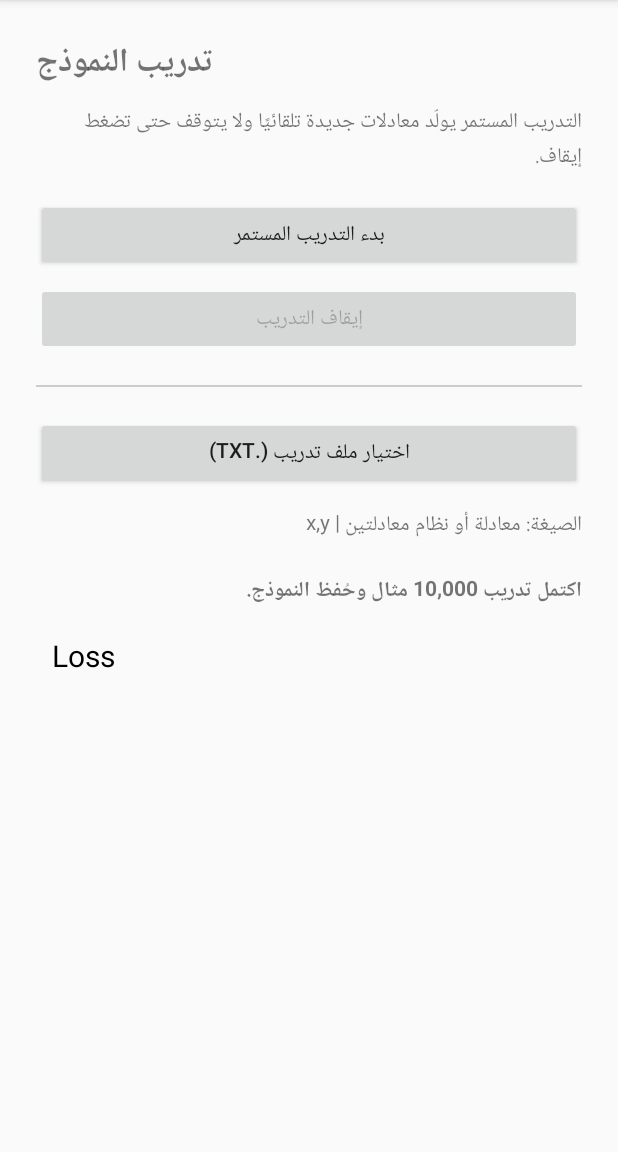
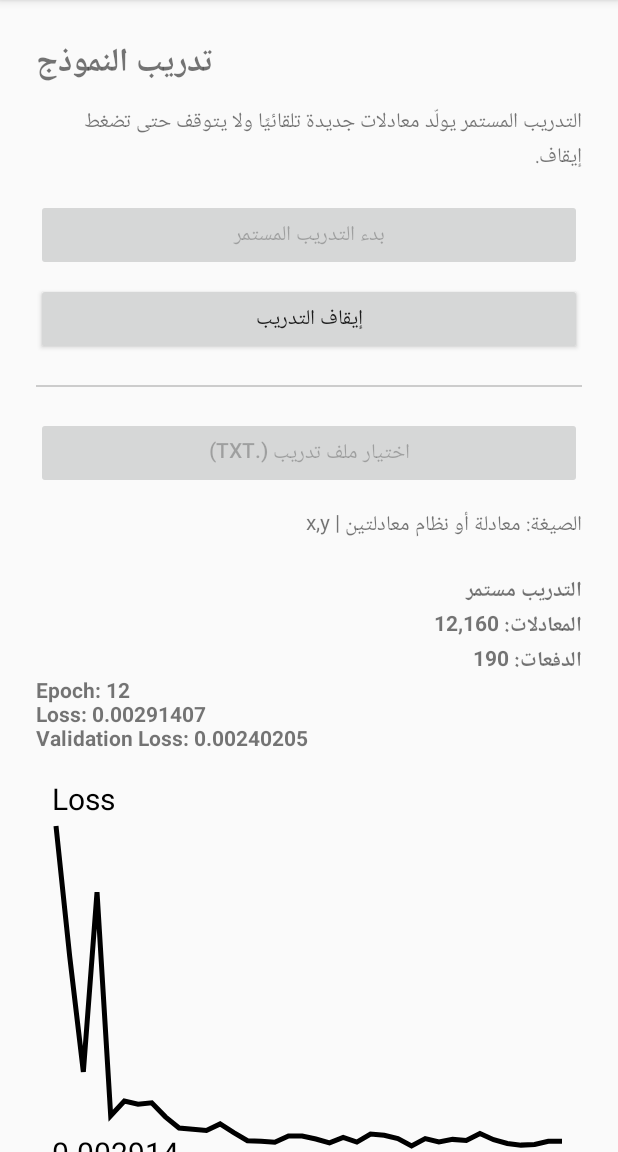
Before and after one commit to msabz/Al, an Android app: the TrainingActivity screen opened directly, with no data from a screen before it, after a tap on "بدء التدريب المستمر", on a phone screen of 412 x 824 dp, the part 84-1236 px from its top. Run offline under Robolectric (Android 15) with nearby library versions, the light colour scheme and no system bars.

Commit message:
Enable start stop continuous training and live loss UI

```diff
--- a/app/src/main/java/com/example/equationsolver/TrainingActivity.kt
+++ b/app/src/main/java/com/example/equationsolver/TrainingActivity.kt
@@ -15,39 +15,56 @@ import java.io.InputStreamReader
 class TrainingActivity : AppCompatActivity() {
     private val scope = CoroutineScope(SupervisorJob() + Dispatchers.Default)
     private lateinit var status: TextView
-    private lateinit var randomButton: Button
+    private lateinit var startButton: Button
+    private lateinit var stopButton: Button
     private lateinit var fileButton: Button
+    private lateinit var lossChart: LossChartView
+    private var trainingJob: Job? = null
     private val picker = registerForActivityResult(ActivityResultContracts.GetContent()) { uri: Uri? -> uri?.let(::readTrainingFile) }
 
     override fun onCreate(savedInstanceState: Bundle?) {
         super.onCreate(savedInstanceState)
         setContentView(R.layout.activity_training)
         status = findViewById(R.id.textStatus)
-        randomButton = findViewById(R.id.btnTrainRandom)
+        startButton = findViewById(R.id.btnTrainRandom)
+        stopButton = findViewById(R.id.btnStopTraining)
         fileButton = findViewById(R.id.btnLoadFile)
+        lossChart = findViewById(R.id.lossChart)
+        ModelManager.init(applicationContext)
 
-        randomButton.setOnClickListener {
-            setBusy(true)
-            scope.launch {
-                try {
-                    TrainingEngine.trainRandom(10_000) { n ->
-                        launch(Dispatchers.Main) { status.text = "تم تدريب $n مثال..." }
-                    }
-                    ModelManager.save(this@TrainingActivity)
-                    withContext(Dispatchers.Main) {
-                        status.text = "اكتمل تدريب 10,000 مثال وحُفظ النموذج."
-                        setBusy(false)
-                    }
-                } catch (e: Exception) {
-                    withContext(Dispatchers.Main) {
-                        status.text = "خطأ: ${e.message}"
-                        setBusy(false)
+        startButton.setOnClickListener { startContinuousTraining() }
+        stopButton.setOnClickListener { stopContinuousTraining() }
+        fileButton.setOnClickListener { if (trainingJob?.isActive != true) picker.launch("text/plain") }
+    }
+
+    private fun startContinuousTraining() {
+        if (trainingJob?.isActive == true) return
+        ModelManager.init(applicationContext)
+        lossChart.clearData()
+        setBusy(true)
+        status.text = "جاري بدء التدريب..."
+        trainingJob = scope.launch {
+            try {
+                TrainingEngine.trainContinuous(learningRate = 0.001) { samples, batches, epoch, loss, validation ->
+                    launch(Dispatchers.Main) {
+                        lossChart.addLoss(loss)
+                        status.text = "التدريب مستمر\n" +
+                            "المعادلات: %,d\nالدفعات: %,d\nEpoch: %,d\nLoss: %.8f\nValidation Loss: %.8f".format(samples, batches, epoch, loss, validation)
                     }
                 }
+            } catch (_: CancellationException) {
+            } catch (e: Exception) {
+                withContext(Dispatchers.Main) { status.text = "خطأ: ${e.message}" }
+            } finally {
+                ModelManager.save(this@TrainingActivity)
+                withContext(Dispatchers.Main) { setBusy(false); status.text = status.text.toString() + "\nتم إيقاف التدريب وحفظ النموذج." }
             }
         }
+    }
 
-        fileButton.setOnClickListener { picker.launch("text/plain") }
+    private fun stopContinuousTraining() {
+        trainingJob?.cancel()
+        trainingJob = null
     }
 
     private fun readTrainingFile(uri: Uri) {
@@ -64,48 +81,29 @@ class TrainingActivity : AppCompatActivity() {
                             if (parts.size != 2) return@forEach
                             val equation = parts[0].trim()
                             val values = parts[1].split(',').mapNotNull { it.trim().toDoubleOrNull() }
-                            if (equation.isNotEmpty() && values.isNotEmpty() && values.size <= 2) {
-                                examples += equation to doubleArrayOf(values[0], values.getOrElse(1) { 0.0 })
-                            }
+                            if (equation.isNotEmpty() && values.isNotEmpty() && values.size <= 2) examples += equation to doubleArrayOf(values[0], values.getOrElse(1) { 0.0 })
                         }
                     }
                 }
-
                 if (examples.isEmpty()) error("الملف فارغ أو الصيغة غير صحيحة")
-
-                withContext(Dispatchers.Main) {
-                    status.text = "تمت قراءة ${examples.size} مثال. بدء التدريب..."
-                }
-
-                TrainingEngine.trainFile(examples) { n ->
-                    launch(Dispatchers.Main) {
-                        status.text = "تقدم التدريب: $n مثال معالجة عبر العصور..."
-                    }
-                }
-
+                withContext(Dispatchers.Main) { status.text = "تمت قراءة ${examples.size} مثال. بدء التدريب..." }
+                TrainingEngine.trainFile(examples) { n -> launch(Dispatchers.Main) { status.text = "تقدم التدريب: $n مثال معالجة..." } }
                 ModelManager.save(this@TrainingActivity)
-                val mse = TrainingEngine.lastValidationMse
-                withContext(Dispatchers.Main) {
-                    status.text = "اكتمل التدريب: ${examples.size} مثال\n" +
-                        "Mini-batch=${TrainingEngine.BATCH_SIZE} | Epochs=${TrainingEngine.EPOCHS}\n" +
-                        "Validation MSE: %.6f\nتم حفظ النموذج.".format(mse)
-                    setBusy(false)
-                }
+                withContext(Dispatchers.Main) { status.text = "اكتمل التدريب: ${examples.size} مثال\nValidation MSE: %.6f\nتم حفظ النموذج.".format(TrainingEngine.lastValidationMse); setBusy(false) }
             } catch (e: Exception) {
-                withContext(Dispatchers.Main) {
-                    status.text = "خطأ: ${e.message}"
-                    setBusy(false)
-                }
+                withContext(Dispatchers.Main) { status.text = "خطأ: ${e.message}"; setBusy(false) }
             }
         }
     }
 
     private fun setBusy(busy: Boolean) {
-        randomButton.isEnabled = !busy
+        startButton.isEnabled = !busy
+        stopButton.isEnabled = busy
         fileButton.isEnabled = !busy
     }
 
     override fun onDestroy() {
+        trainingJob?.cancel()
         scope.cancel()
         super.onDestroy()
     }
```
